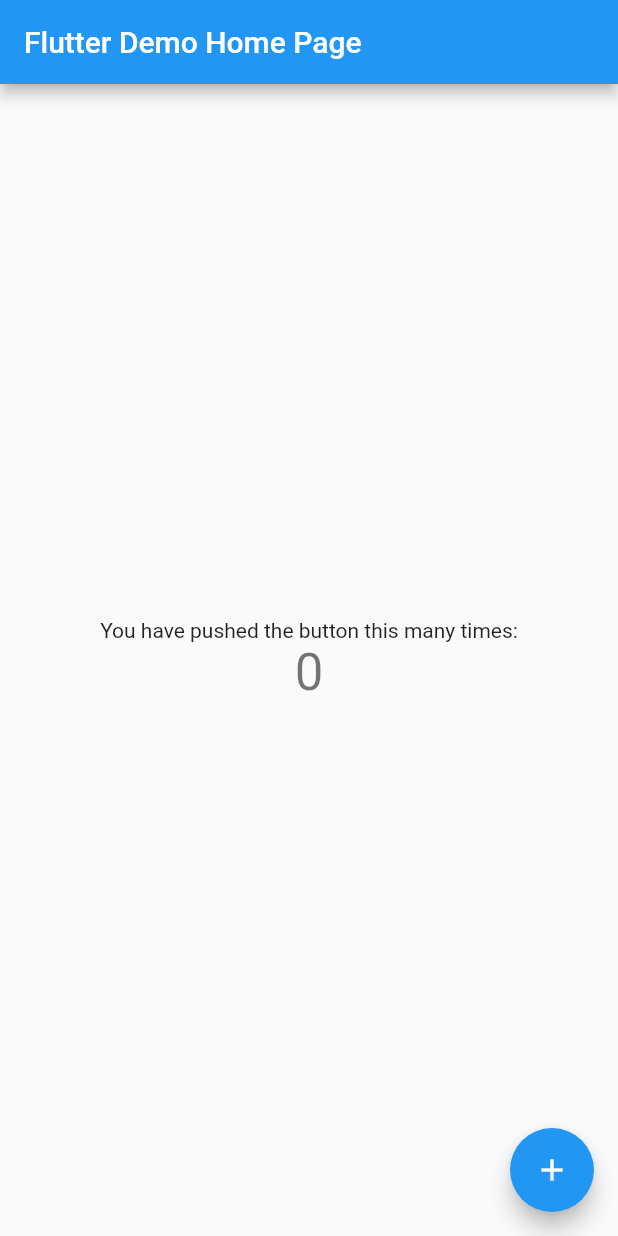
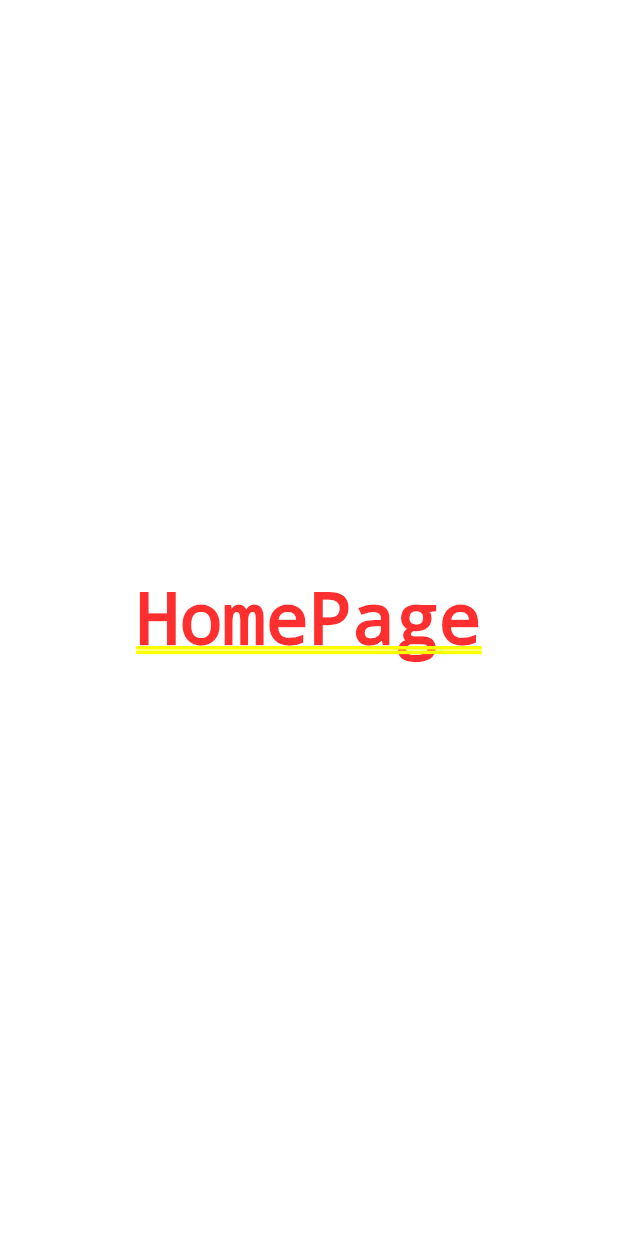
Before and after one commit to cheeyeeyang/MassCoreWebAdmin, a Flutter app: the screen it shows after launch, on a phone screen of 412 x 824 dp. Run offline on Flutter 3.47's test engine with Material 2 defaults, Android fonts, the phone set to English and light mode, and no system bars.

Commit message:
this is new update of home page

```diff
--- a/lib/main.dart
+++ b/lib/main.dart
@@ -1,4 +1,5 @@
 import 'package:flutter/material.dart';
+import 'package:masscore_web_admin/pages/home_page.dart';
 
 void main() {
   runApp(const MyApp());
@@ -24,92 +25,7 @@
         // is not restarted.
         primarySwatch: Colors.blue,
       ),
-      home: const MyHomePage(title: 'Flutter Demo Home Page'),
+      home: HomePage(),
     );
   }
 }
-
-class MyHomePage extends StatefulWidget {
-  const MyHomePage({super.key, required this.title});
-
-  // This widget is the home page of your application. It is stateful, meaning
-  // that it has a State object (defined below) that contains fields that affect
-  // how it looks.
-
-  // This class is the configuration for the state. It holds the values (in this
-  // case the title) provided by the parent (in this case the App widget) and
-  // used by the build method of the State. Fields in a Widget subclass are
-  // always marked "final".
-
-  final String title;
-
-  @override
-  State<MyHomePage> createState() => _MyHomePageState();
-}
-
-class _MyHomePageState extends State<MyHomePage> {
-  int _counter = 0;
-
-  void _incrementCounter() {
-    setState(() {
-      // This call to setState tells the Flutter framework that something has
-      // changed in this State, which causes it to rerun the build method below
-      // so that the display can reflect the updated values. If we changed
-      // _counter without calling setState(), then the build method would not be
-      // called again, and so nothing would appear to happen.
-      _counter++;
-    });
-  }
-
-  @override
-  Widget build(BuildContext context) {
-    // This method is rerun every time setState is called, for instance as done
-    // by the _incrementCounter method above.
-    //
-    // The Flutter framework has been optimized to make rerunning build methods
-    // fast, so that you can just rebuild anything that needs updating rather
-    // than having to individually change instances of widgets.
-    return Scaffold(
-      appBar: AppBar(
-        // Here we take the value from the MyHomePage object that was created by
-        // the App.build method, and use it to set our appbar title.
-        title: Text(widget.title),
-      ),
-      body: Center(
-        // Center is a layout widget. It takes a single child and positions it
-        // in the middle of the parent.
-        child: Column(
-          // Column is also a layout widget. It takes a list of children and
-          // arranges them vertically. By default, it sizes itself to fit its
-          // children horizontally, and tries to be as tall as its parent.
-          //
-          // Invoke "debug painting" (press "p" in the console, choose the
-          // "Toggle Debug Paint" action from the Flutter Inspector in Android
-          // Studio, or the "Toggle Debug Paint" command in Visual Studio Code)
-          // to see the wireframe for each widget.
-          //
-          // Column has various properties to control how it sizes itself and
-          // how it positions its children. Here we use mainAxisAlignment to
-          // center the children vertically; the main axis here is the vertical
-          // axis because Columns are vertical (the cross axis would be
-          // horizontal).
-          mainAxisAlignment: MainAxisAlignment.center,
-          children: <Widget>[
-            const Text(
-              'You have pushed the button this many times:',
-            ),
-            Text(
-              '$_counter',
-              style: Theme.of(context).textTheme.headline4,
-            ),
-          ],
-        ),
-      ),
-      floatingActionButton: FloatingActionButton(
-        onPressed: _incrementCounter,
-        tooltip: 'Increment',
-        child: const Icon(Icons.add),
-      ), // This trailing comma makes auto-formatting nicer for build methods.
-    );
-  }
-}
--- /dev/null
+++ b/lib/pages/home_page.dart
@@ -0,0 +1,16 @@
+import 'package:flutter/material.dart';
+class HomePage extends StatefulWidget {
+  const HomePage({Key? key}) : super(key: key);
+
+  @override
+  State<HomePage> createState() => _HomePageState();
+}
+
+class _HomePageState extends State<HomePage> {
+  @override
+  Widget build(BuildContext context) {
+    return Container(
+      child: Center(child: Text('HomePage'),),
+    );
+  }
+}
```
